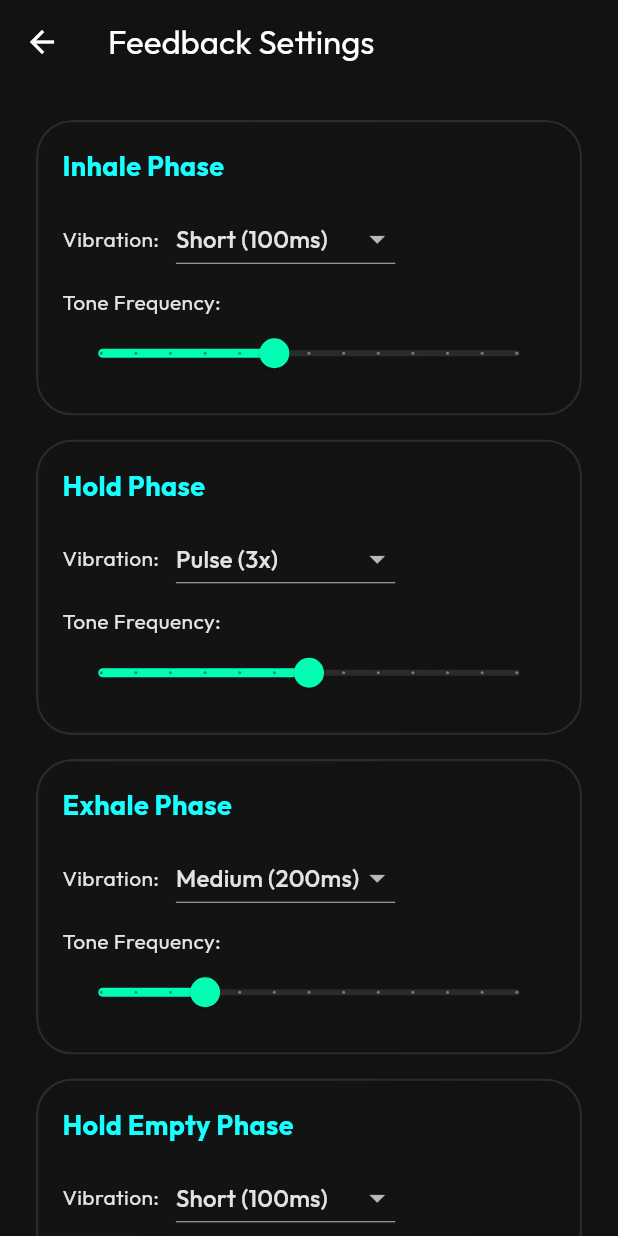
After one commit to sivaram311/breath-timer, a Flutter app: the screen it shows after launch, after a tap on the "settings" icon, on a phone screen of 412 x 824 dp. The commit adds this screen. Run offline on Flutter 3.47's test engine with Material 3 defaults, Android fonts, the phone set to English and light mode, and no system bars; our stand-ins replace google_fonts, responsive_framework, shared_preferences; missing offline and left inert: dart:js_interop.

Commit message:
Add configurable feedback settings

```diff
--- /dev/null
+++ b/lib/models/feedback_profile.dart
@@ -0,0 +1,54 @@
+import 'dart:convert';
+
+class FeedbackProfile {
+  String inhaleVibe; // 'short', 'medium', 'long', 'pulse'
+  String holdVibe;
+  String exhaleVibe;
+  String holdEmptyVibe;
+
+  double inhaleBeepFreq;
+  double holdBeepFreq;
+  double exhaleBeepFreq;
+  double holdEmptyBeepFreq;
+
+  FeedbackProfile({
+    this.inhaleVibe = 'short',
+    this.holdVibe = 'pulse',
+    this.exhaleVibe = 'medium',
+    this.holdEmptyVibe = 'short',
+    this.inhaleBeepFreq = 440,
+    this.holdBeepFreq = 523,
+    this.exhaleBeepFreq = 330,
+    this.holdEmptyBeepFreq = 261,
+  });
+
+  Map<String, dynamic> toMap() {
+    return {
+      'inhaleVibe': inhaleVibe,
+      'holdVibe': holdVibe,
+      'exhaleVibe': exhaleVibe,
+      'holdEmptyVibe': holdEmptyVibe,
+      'inhaleBeepFreq': inhaleBeepFreq,
+      'holdBeepFreq': holdBeepFreq,
+      'exhaleBeepFreq': exhaleBeepFreq,
+      'holdEmptyBeepFreq': holdEmptyBeepFreq,
+    };
+  }
+
+  factory FeedbackProfile.fromMap(Map<String, dynamic> map) {
+    return FeedbackProfile(
+      inhaleVibe: map['inhaleVibe'] ?? 'short',
+      holdVibe: map['holdVibe'] ?? 'pulse',
+      exhaleVibe: map['exhaleVibe'] ?? 'medium',
+      holdEmptyVibe: map['holdEmptyVibe'] ?? 'short',
+      inhaleBeepFreq: (map['inhaleBeepFreq'] ?? 440).toDouble(),
+      holdBeepFreq: (map['holdBeepFreq'] ?? 523).toDouble(),
+      exhaleBeepFreq: (map['exhaleBeepFreq'] ?? 330).toDouble(),
+      holdEmptyBeepFreq: (map['holdEmptyBeepFreq'] ?? 261).toDouble(),
+    );
+  }
+
+  String toJson() => json.encode(toMap());
+
+  factory FeedbackProfile.fromJson(String source) => FeedbackProfile.fromMap(json.decode(source));
+}
--- a/lib/screens/preset_library.dart
+++ b/lib/screens/preset_library.dart
@@ -4,6 +4,7 @@ import '../widgets/glass_card.dart';
 import '../models/preset.dart';
 import 'add_preset.dart';
 import 'breathing_exercise.dart';
+import 'settings_screen.dart';
 
 class PresetLibraryScreen extends StatefulWidget {
   const PresetLibraryScreen({super.key});
@@ -45,12 +46,26 @@ class _PresetLibraryScreenState extends State<PresetLibraryScreen> with TickerPr
                 crossAxisAlignment: CrossAxisAlignment.start,
                 children: [
                   const SizedBox(height: 40),
+                  Row(
+                    mainAxisAlignment: MainAxisAlignment.spaceBetween,
+                    children: [
                       Text(
                         'Preset Library',
                         style: Theme.of(context).textTheme.headlineMedium?.copyWith(
                           fontWeight: FontWeight.bold,
                           letterSpacing: 1.2,
                         ),
+                      ),
+                      IconButton(
+                        icon: const Icon(Icons.settings, color: Colors.cyanAccent),
+                        onPressed: () {
+                          Navigator.push(
+                            context,
+                            MaterialPageRoute(builder: (context) => const SettingsScreen()),
+                          );
+                        },
+                      ),
+                    ],
                   ),
                   const SizedBox(height: 20),
                   Expanded(
--- /dev/null
+++ b/lib/screens/settings_screen.dart
@@ -0,0 +1,128 @@
+import 'package:flutter/material.dart';
+import 'package:shared_preferences/shared_preferences.dart';
+import '../models/feedback_profile.dart';
+import '../services/feedback_service.dart';
+import '../widgets/glass_card.dart';
+
+class SettingsScreen extends StatefulWidget {
+  const SettingsScreen({super.key});
+
+  @override
+  State<SettingsScreen> createState() => _SettingsScreenState();
+}
+
+class _SettingsScreenState extends State<SettingsScreen> {
+  FeedbackProfile profile = FeedbackProfile();
+  bool isLoading = true;
+
+  @override
+  void initState() {
+    super.initState();
+    _loadSettings();
+  }
+
+  Future<void> _loadSettings() async {
+    final prefs = await SharedPreferences.getInstance();
+    final jsonString = prefs.getString('feedback_profile');
+    if (jsonString != null) {
+      setState(() {
+        profile = FeedbackProfile.fromJson(jsonString);
+        isLoading = false;
+      });
+    } else {
+      setState(() => isLoading = false);
+    }
+  }
+
+  Future<void> _saveSettings() async {
+    final prefs = await SharedPreferences.getInstance();
+    await prefs.setString('feedback_profile', profile.toJson());
+    FeedbackService.updateProfile(profile); // Notify service
+  }
+
+  Widget _buildSection(String title, String phase, String currentVibe, double currentFreq, Function(String, double) onChanged) {
+    return GlassCard(
+      child: Padding(
+        padding: const EdgeInsets.all(16.0),
+        child: Column(
+          crossAxisAlignment: CrossAxisAlignment.start,
+          children: [
+            Text(title, style: const TextStyle(fontSize: 18, fontWeight: FontWeight.bold, color: Colors.cyanAccent)),
+            const SizedBox(height: 12),
+            Row(
+              children: [
+                const Text('Vibration: '),
+                const SizedBox(width: 8),
+                DropdownButton<String>(
+                  value: currentVibe,
+                  dropdownColor: Colors.grey[900],
+                  items: const [
+                    DropdownMenuItem(value: 'short', child: Text('Short (100ms)')),
+                    DropdownMenuItem(value: 'medium', child: Text('Medium (200ms)')),
+                    DropdownMenuItem(value: 'long', child: Text('Long (500ms)')),
+                    DropdownMenuItem(value: 'pulse', child: Text('Pulse (3x)')),
+                  ],
+                  onChanged: (val) {
+                    if (val != null) {
+                      setState(() => onChanged(val, currentFreq));
+                      _saveSettings();
+                      FeedbackService.testFeedback(val, currentFreq);
+                    }
+                  },
+                ),
+              ],
+            ),
+            const SizedBox(height: 8),
+            const Text('Tone Frequency:'),
+            Slider(
+              min: 200,
+              max: 800,
+              divisions: 12,
+              value: currentFreq,
+              label: '${currentFreq.toInt()} Hz',
+              onChanged: (val) {
+                setState(() => onChanged(currentVibe, val));
+                FeedbackService.testFeedback(currentVibe, val);
+              },
+              onChangeEnd: (val) => _saveSettings(),
+            ),
+          ],
+        ),
+      ),
+    );
+  }
+
+  @override
+  Widget build(BuildContext context) {
+    if (isLoading) return const Scaffold(body: Center(child: CircularProgressIndicator()));
+
+    return Scaffold(
+      appBar: AppBar(
+        title: const Text('Feedback Settings'),
+        backgroundColor: Colors.transparent,
+      ),
+      body: SingleChildScrollView(
+        padding: const EdgeInsets.all(24.0),
+        child: Column(
+          children: [
+            _buildSection('Inhale Phase', 'inhale', profile.inhaleVibe, profile.inhaleBeepFreq, (v, f) {
+              profile.inhaleVibe = v; profile.inhaleBeepFreq = f;
+            }),
+            const SizedBox(height: 16),
+            _buildSection('Hold Phase', 'hold', profile.holdVibe, profile.holdBeepFreq, (v, f) {
+              profile.holdVibe = v; profile.holdBeepFreq = f;
+            }),
+            const SizedBox(height: 16),
+            _buildSection('Exhale Phase', 'exhale', profile.exhaleVibe, profile.exhaleBeepFreq, (v, f) {
+              profile.exhaleVibe = v; profile.exhaleBeepFreq = f;
+            }),
+            const SizedBox(height: 16),
+            _buildSection('Hold Empty Phase', 'holdEmpty', profile.holdEmptyVibe, profile.holdEmptyBeepFreq, (v, f) {
+              profile.holdEmptyVibe = v; profile.holdEmptyBeepFreq = f;
+            }),
+          ],
+        ),
+      ),
+    );
+  }
+}
--- a/lib/services/feedback_service.dart
+++ b/lib/services/feedback_service.dart
@@ -2,8 +2,19 @@ import 'package:flutter/foundation.dart';
 import 'package:flutter/services.dart';
 import 'js_interop.dart' as js;
 import 'dart:developer' as dev;
+import '../models/feedback_profile.dart';
 
 class FeedbackService {
+  static FeedbackProfile _profile = FeedbackProfile();
+
+  static void updateProfile(FeedbackProfile newProfile) {
+    _profile = newProfile;
+  }
+
+  static void testFeedback(String vibeType, double freq) {
+    _feedback(pattern: _getPattern(vibeType), freq: freq, duration: 0.2);
+  }
+
   static Future<void> playPhaseFeedback(String phase) async {
     dev.log('Triggering feedback for phase: $phase');
 
@@ -14,22 +25,31 @@ class FeedbackService {
 
     switch (phase) {
       case 'Inhale':
-        _feedback(pattern: [0, 100], freq: 440, duration: 0.3);
+        _feedback(pattern: _getPattern(_profile.inhaleVibe), freq: _profile.inhaleBeepFreq, duration: 0.3);
         break;
       case 'Hold':
-        _feedback(pattern: [0, 100, 100, 100], freq: 523, duration: 0.3);
+        _feedback(pattern: _getPattern(_profile.holdVibe), freq: _profile.holdBeepFreq, duration: 0.3);
         break;
       case 'Exhale':
-        _feedback(pattern: [0, 300], freq: 330, duration: 0.6);
+        _feedback(pattern: _getPattern(_profile.exhaleVibe), freq: _profile.exhaleBeepFreq, duration: 0.6);
         break;
       case 'Hold (Empty)':
       case 'Hold Empty':
-        _feedback(pattern: [0, 50, 50, 50, 50, 50], freq: 261, duration: 0.3);
+        _feedback(pattern: _getPattern(_profile.holdEmptyVibe), freq: _profile.holdEmptyBeepFreq, duration: 0.3);
         break;
       case 'Start':
-        // Silent or very short beep just to unlock AudioContext
-        _feedback(pattern: [0, 50], freq: 880, duration: 0.1);
+        _feedback(pattern: [50], freq: 880, duration: 0.1);
         break;
+    }
+  }
+
+  static List<int> _getPattern(String type) {
+    switch (type) {
+      case 'short': return [100];
+      case 'medium': return [200];
+      case 'long': return [500];
+      case 'pulse': return [100, 100, 100, 100, 100];
+      default: return [100];
     }
   }
 
--- a/pubspec.yaml
+++ b/pubspec.yaml
@@ -40,6 +40,7 @@ dependencies:
   home_widget: ^0.9.0
   vibration: ^3.1.5
   audioplayers: ^6.5.1
+  shared_preferences: ^2.5.4
 
 dev_dependencies:
   flutter_test:
```
Also changed, not shown: pubspec.lock, 1 other file. Lines whose indentation alone changed are shown as unchanged.
